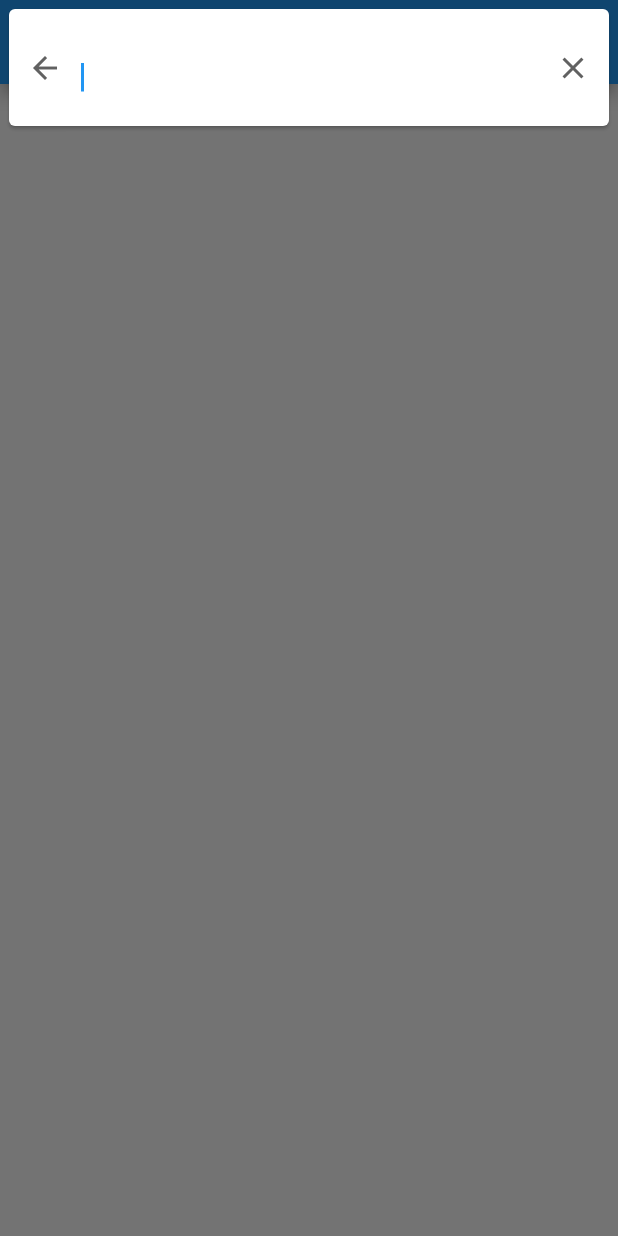
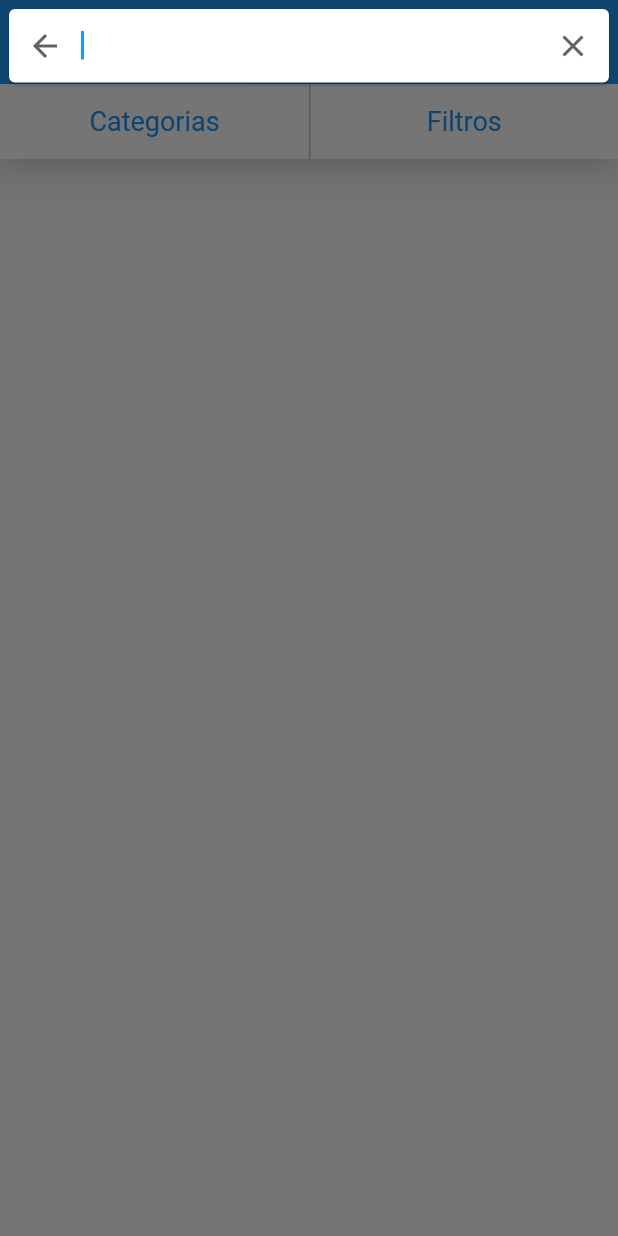
Before and after one commit to paulocagol/xlo, a Flutter app: the screen it shows after launch, after a tap on the "search" icon, on a phone screen of 412 x 824 dp. Run offline on Flutter 3.47's test engine with Material 2 defaults, Android fonts, the phone set to English and light mode, and no system bars; our stand-ins replace brasil_fields, rxdart.

Commit message:
🚧 Screen Filter

```diff
--- /dev/null
+++ b/lib/blocs/home_bloc.dart
@@ -0,0 +1,17 @@
+import 'package:rxdart/rxdart.dart';
+
+class HomeBloc {
+
+  final BehaviorSubject<String> _searchController = BehaviorSubject<String>();
+
+  Stream<String> get outSearch => _searchController.stream;
+
+  void setSearch(String search){
+    _searchController.add(search);
+  }
+
+  void dispose(){
+    _searchController.close();
+  }
+
+}
--- a/lib/common/custom_drawer/custom_drawer.dart
+++ b/lib/common/custom_drawer/custom_drawer.dart
@@ -3,16 +3,14 @@ import 'package:xlo/common/custom_drawer/widgets/custom_header.dart';
 import 'package:xlo/common/custom_drawer/widgets/icon_section.dart';
 
 class CustomDrawer extends StatelessWidget {
-  const CustomDrawer({Key key}) : super(key: key);
-
   @override
   Widget build(BuildContext context) {
     return Drawer(
       child: ListView(
-        children: [
+        children: <Widget>[
           CustomHeader(),
           IconSection(),
-          Divider(color: Colors.grey[500]),
+          Divider(color: Colors.grey[500],),
         ],
       ),
     );
--- a/lib/common/custom_drawer/widgets/custom_header.dart
+++ b/lib/common/custom_drawer/widgets/custom_header.dart
@@ -1,8 +1,6 @@
 import 'package:flutter/material.dart';
 
 class CustomHeader extends StatelessWidget {
-  const CustomHeader({Key key}) : super(key: key);
-
   @override
   Widget build(BuildContext context) {
     return Container(
@@ -10,40 +8,39 @@ class CustomHeader extends StatelessWidget {
       padding: const EdgeInsets.only(left: 40),
       color: Colors.blue,
       child: Row(
-        children: [
+        children: <Widget>[
           Icon(
             Icons.person,
             color: Colors.white,
             size: 30,
           ),
-          SizedBox(
-            width: 20,
-          ),
+          const SizedBox(width: 20,),
           Expanded(
             child: Column(
               mainAxisAlignment: MainAxisAlignment.center,
               crossAxisAlignment: CrossAxisAlignment.start,
-              children: [
+              children: <Widget>[
                 Text(
-                  'Acesse sua conta agora!',
+                  "Acesse sua conta agora!",
                   style: TextStyle(
                     color: Colors.white,
                     fontSize: 16,
                     fontWeight: FontWeight.w500,
                   ),
+                  overflow: TextOverflow.clip,
                 ),
                 Text(
-                  'Clique aqui',
+                  "Clique aqui",
                   style: TextStyle(
                     color: Colors.white,
                     fontSize: 14,
-                    fontWeight: FontWeight.w300,
+                    fontWeight: FontWeight.w400,
                   ),
                   overflow: TextOverflow.clip,
                 )
               ],
             ),
-          ),
+          )
         ],
       ),
     );
--- a/lib/common/custom_drawer/widgets/icon_section.dart
+++ b/lib/common/custom_drawer/widgets/icon_section.dart
@@ -1,59 +1,69 @@
 import 'package:flutter/material.dart';
 import 'package:provider/provider.dart';
 import 'package:xlo/blocs/drawer_bloc.dart';
-import 'package:xlo/common/custom_drawer/widgets/icon_tile.dart';
+
+import 'icon_tile.dart';
 
 class IconSection extends StatelessWidget {
-  const IconSection({Key key}) : super(key: key);
+
   @override
   Widget build(BuildContext context) {
+
     final DrawerBloc _drawerBloc = Provider.of<DrawerBloc>(context);
 
-    void _setPage(int page) {
+    void _setPage(int page){
       Navigator.of(context).pop();
-
       _drawerBloc.setPage(page);
-
     }
 
     return StreamBuilder<int>(
       stream: _drawerBloc.outPage,
       builder: (context, snapshot) {
         return Column(
-          children: [
+          children: <Widget>[
             IconTile(
               label: 'Anúncios',
               iconData: Icons.list,
-              onTap: () => _setPage(0),
+              onTap: () {
+                _setPage(0);
+              },
               highlighted: snapshot.data == 0,
             ),
             IconTile(
-              label: 'Inserir',
+              label: 'Inserir Anúncio',
               iconData: Icons.edit,
-              onTap: () => _setPage(1),
+              onTap: () {
+                _setPage(1);
+              },
               highlighted: snapshot.data == 1,
             ),
             IconTile(
               label: 'Chat',
               iconData: Icons.chat,
-              onTap: () => _setPage(2),
+              onTap: () {
+                _setPage(2);
+              },
               highlighted: snapshot.data == 2,
             ),
             IconTile(
               label: 'Favoritos',
               iconData: Icons.favorite,
-              onTap: () => _setPage(3),
+              onTap: () {
+                _setPage(3);
+              },
               highlighted: snapshot.data == 3,
             ),
             IconTile(
-              label: 'Minha Conta',
+              label: 'Minha conta',
               iconData: Icons.person,
-              onTap: () => _setPage(4),
+              onTap: () {
+                _setPage(4);
+              },
               highlighted: snapshot.data == 4,
             ),
           ],
         );
-      },
+      }
     );
   }
 }
--- /dev/null
+++ b/lib/helpers/format_field.dart
@@ -0,0 +1,3 @@
+String getSanitizedText(String text){
+  return text.replaceAll(RegExp(r'[^\d]'), '');
+}
--- a/lib/main.dart
+++ b/lib/main.dart
@@ -1,11 +1,13 @@
 import 'package:flutter/material.dart';
 import 'package:provider/provider.dart';
 import 'package:xlo/blocs/drawer_bloc.dart';
+import 'package:xlo/blocs/home_bloc.dart';
 import 'package:xlo/screens/base/base_screen.dart';
 
 void main() => runApp(MyApp());
 
 class MyApp extends StatelessWidget {
+
   @override
   Widget build(BuildContext context) {
     return MultiProvider(
@@ -14,6 +16,10 @@ class MyApp extends StatelessWidget {
           create: (_) => DrawerBloc(),
           dispose: (context, value) => value.dispose(),
         ),
+        Provider<HomeBloc>(
+          create: (_) => HomeBloc(),
+          dispose: (context, value) => value.dispose(),
+        )
       ],
       child: MaterialApp(
         title: 'XLO',
--- /dev/null
+++ b/lib/models/filter.dart
@@ -0,0 +1,4 @@
+enum OrderBy {DATE, PRICE}
+
+const VENDOR_TYPE_PARTICULAR = 1 << 0;
+const VENDOR_TYPE_PROFESSIONAL = 1 << 1;
--- a/lib/screens/base/base_screen.dart
+++ b/lib/screens/base/base_screen.dart
@@ -1,44 +1,41 @@
 import 'dart:async';
 
+import 'package:flutter/cupertino.dart';
 import 'package:flutter/material.dart';
 import 'package:provider/provider.dart';
 import 'package:xlo/blocs/drawer_bloc.dart';
 import 'package:xlo/screens/home/home_screen.dart';
 
 class BaseScreen extends StatefulWidget {
-  BaseScreen({Key key}) : super(key: key);
-
   @override
   _BaseScreenState createState() => _BaseScreenState();
 }
 
 class _BaseScreenState extends State<BaseScreen> {
+
   final PageController _pageController = PageController();
 
   DrawerBloc _drawerBloc;
-  StreamSubscription _drawerSubscripiont;
+  StreamSubscription _drawerSubscription;
 
   @override
   void didChangeDependencies() {
     super.didChangeDependencies();
 
     final DrawerBloc drawerBloc = Provider.of<DrawerBloc>(context);
-    if (drawerBloc != _drawerBloc) {
+    if(drawerBloc != _drawerBloc){
       _drawerBloc = drawerBloc;
 
-
-      _drawerSubscripiont?.cancel();
-      _drawerSubscripiont = _drawerBloc.outPage.listen(
-        (page) {
-          _pageController.jumpToPage(page);
-        },
-      );
+      _drawerSubscription?.cancel();
+      _drawerSubscription = _drawerBloc.outPage.listen((page){
+        _pageController.jumpToPage(page);
+      });
     }
   }
 
   @override
   void dispose() {
-    _drawerSubscripiont.cancel();
+    _drawerSubscription.cancel();
     super.dispose();
   }
 
@@ -46,19 +43,14 @@ class _BaseScreenState extends State<BaseScreen> {
   Widget build(BuildContext context) {
     return Scaffold(
       body: PageView(
+        controller: _pageController,
         physics: const NeverScrollableScrollPhysics(),
-        controller: _pageController,
-        children: [
+        children: <Widget>[
           HomeScreen(),
-          Container(
-            color: Colors.blue,
-          ),
-          Container(
-            color: Colors.red,
-          ),
-          Container(
-            color: Colors.blue,
-          ),
+          Container(color: Colors.blue),
+          Container(color: Colors.red),
+          Container(color: Colors.blue),
+          Container(color: Colors.red),
         ],
       ),
     );
--- a/lib/screens/home/home_screen.dart
+++ b/lib/screens/home/home_screen.dart
@@ -1,37 +1,91 @@
 import 'package:flutter/material.dart';
+import 'package:provider/provider.dart';
+import 'package:xlo/blocs/home_bloc.dart';
 import 'package:xlo/common/custom_drawer/custom_drawer.dart';
-import 'package:xlo/common/custom_drawer/widgets/search_dialog.dart';
+import 'package:xlo/screens/home/widgets/search_dialog.dart';
+import 'package:xlo/screens/home/widgets/top_bar.dart';
 
 class HomeScreen extends StatefulWidget {
-  HomeScreen({Key key}) : super(key: key);
-
   @override
   _HomeScreenState createState() => _HomeScreenState();
 }
 
 class _HomeScreenState extends State<HomeScreen> {
+
+  HomeBloc _homeBloc;
+
+  @override
+  void didChangeDependencies() {
+    super.didChangeDependencies();
+
+    final HomeBloc homeBloc = Provider.of<HomeBloc>(context);
+    if(homeBloc != _homeBloc)
+      _homeBloc = homeBloc;
+  }
+
   @override
   Widget build(BuildContext context) {
+
     _openSearch(String currentSearch) async {
-      final String search = await showDialog(
-        context: context,
-        builder: (context) => SearchDialog(
-          currentSearch: currentSearch,
-        ),
+      final String search = await showDialog(context: context,
+        builder: (context) => SearchDialog(currentSearch: currentSearch),
       );
+      if(search != null)
+        _homeBloc.setSearch(search);
     }
 
     return Scaffold(
       appBar: AppBar(
-        title: Text('XLO'),
-        actions: [
-          IconButton(
-            icon: Icon(Icons.search),
-            onPressed: () => _openSearch(''),
+        elevation: 0,
+        title: StreamBuilder<String>(
+          stream: _homeBloc.outSearch,
+          initialData: '',
+          builder: (context, snapshot){
+            if(snapshot.data.isEmpty)
+              return Container();
+            else
+              return GestureDetector(
+                onTap: () => _openSearch(snapshot.data),
+                child: LayoutBuilder(
+                  builder: (context, constraints){
+                    return Container(
+                      child: Text(snapshot.data),
+                      width: constraints.biggest.width,
+                    );
+                  },
+                ),
+              );
+          },
+        ),
+        actions: <Widget>[
+          StreamBuilder<String>(
+            stream: _homeBloc.outSearch,
+            initialData: '',
+            builder: (context, snapshot){
+              if(snapshot.data.isEmpty)
+                return IconButton(
+                  icon: Icon(Icons.search),
+                  onPressed: (){
+                    _openSearch("");
+                  },
+                );
+              else
+                return IconButton(
+                  icon: Icon(Icons.close),
+                  onPressed: (){
+                    _homeBloc.setSearch('');
+                  },
+                );
+            },
           ),
         ],
       ),
       drawer: CustomDrawer(),
+      body: Column(
+        children: <Widget>[
+          TopBar(),
+        ],
+      ),
     );
   }
 }
--- /dev/null
+++ b/lib/screens/home/widgets/bar_button.dart
@@ -0,0 +1,33 @@
+import 'package:flutter/material.dart';
+
+class BarButton extends StatelessWidget {
+  const BarButton({this.label, this.boxDecoration, this.onPressed});
+
+  final BoxDecoration boxDecoration;
+  final String label;
+  final VoidCallback onPressed;
+
+  @override
+  Widget build(BuildContext context) {
+    return Expanded(
+      child: GestureDetector(
+        onTap: onPressed,
+        child: Container(
+          height: 50,
+          alignment: Alignment.center,
+          padding: const EdgeInsets.symmetric(horizontal: 16),
+          decoration: boxDecoration,
+          child: Text(
+            label,
+            overflow: TextOverflow.ellipsis,
+            style: TextStyle(
+                color: Colors.blue,
+                fontSize: 18,
+                fontWeight: FontWeight.w400
+            ),
+          ),
+        ),
+      ),
+    );
+  }
+}
--- a/lib/common/custom_drawer/widgets/search_dialog.dart
+++ b/lib/screens/home/widgets/search_dialog.dart
@@ -1,6 +1,7 @@
 import 'package:flutter/material.dart';
 
 class SearchDialog extends StatefulWidget {
+
   SearchDialog({this.currentSearch});
 
   final String currentSearch;
@@ -10,15 +11,16 @@ class SearchDialog extends StatefulWidget {
 }
 
 class _SearchDialogState extends State<SearchDialog> {
-  _SearchDialogState(String currentSearch)
-      : _controller = TextEditingController(text: currentSearch);
+
+  _SearchDialogState(String currentSearch) :
+      _controller = TextEditingController(text: currentSearch);
 
   final TextEditingController _controller;
 
   @override
   Widget build(BuildContext context) {
     return Stack(
-      children: [
+      children: <Widget>[
         Positioned(
           top: 2,
           left: 2,
@@ -29,31 +31,29 @@ class _SearchDialogState extends State<SearchDialog> {
               textInputAction: TextInputAction.search,
               autofocus: true,
               decoration: InputDecoration(
+                border: InputBorder.none,
                 contentPadding: const EdgeInsets.symmetric(vertical: 15),
-                border: InputBorder.none,
-                prefix: IconButton(
-                  icon: Icon(
-                    Icons.arrow_back,
-                    color: Colors.grey[700],
-                  ),
-                  onPressed: () {
+                prefixIcon: IconButton(
+                  icon: Icon(Icons.arrow_back),
+                  color: Colors.grey[700],
+                  onPressed: (){
                     Navigator.of(context).pop();
                   },
                 ),
                 suffixIcon: IconButton(
                   icon: Icon(Icons.close),
                   color: Colors.grey[700],
-                  onPressed: () {
+                  onPressed: (){
                     _controller.clear();
                   },
-                ),
+                )
               ),
-              onSubmitted: (text) {
+              onSubmitted: (text){
                 Navigator.of(context).pop(text);
               },
             ),
           ),
-        ),
+        )
       ],
     );
   }
--- /dev/null
+++ b/lib/screens/home/widgets/top_bar.dart
@@ -0,0 +1,52 @@
+import 'package:flutter/material.dart';
+import 'package:xlo/screens/filter/filter_screen.dart';
+
+import 'bar_button.dart';
+
+class TopBar extends StatelessWidget {
+  @override
+  Widget build(BuildContext context) {
+    return Container(
+      decoration: BoxDecoration(
+        boxShadow: [
+          BoxShadow(
+            color: Colors.grey[400],
+            blurRadius: 20.0,
+            offset: Offset(
+              0, 2
+            ),
+          )
+        ]
+      ),
+      child: Row(
+        children: <Widget>[
+          BarButton(
+            label: 'Categorias',
+            boxDecoration: BoxDecoration(
+              color: Colors.white,
+            ),
+            onPressed: (){
+
+            },
+          ),
+          BarButton(
+            label: 'Filtros',
+            boxDecoration: BoxDecoration(
+              color: Colors.white,
+              border: Border(
+                left: BorderSide(color: Colors.grey[400])
+              ),
+            ),
+            onPressed: (){
+              Navigator.of(context).push(
+                MaterialPageRoute(
+                  builder: (context) => FilterScreen()
+                )
+              );
+            },
+          )
+        ],
+      ),
+    );
+  }
+}
```
Also changed, not shown: lib/blocs/drawer_bloc.dart (+5 -3 lines), lib/common/custom_drawer/widgets/icon_tile.dart (+5 -7 lines), lib/screens/filter/filter_screen.dart (added, +66 -0 lines), lib/screens/filter/widgets/animated_button.dart (added, +90 -0 lines), lib/screens/filter/widgets/order_by_field.dart (added, +69 -0 lines), lib/screens/filter/widgets/price_range_field.dart (added, +59 -0 lines), lib/screens/filter/widgets/section_title.dart (added, +23 -0 lines), lib/screens/filter/widgets/vendor_type_field.dart (added, +83 -0 lines).
